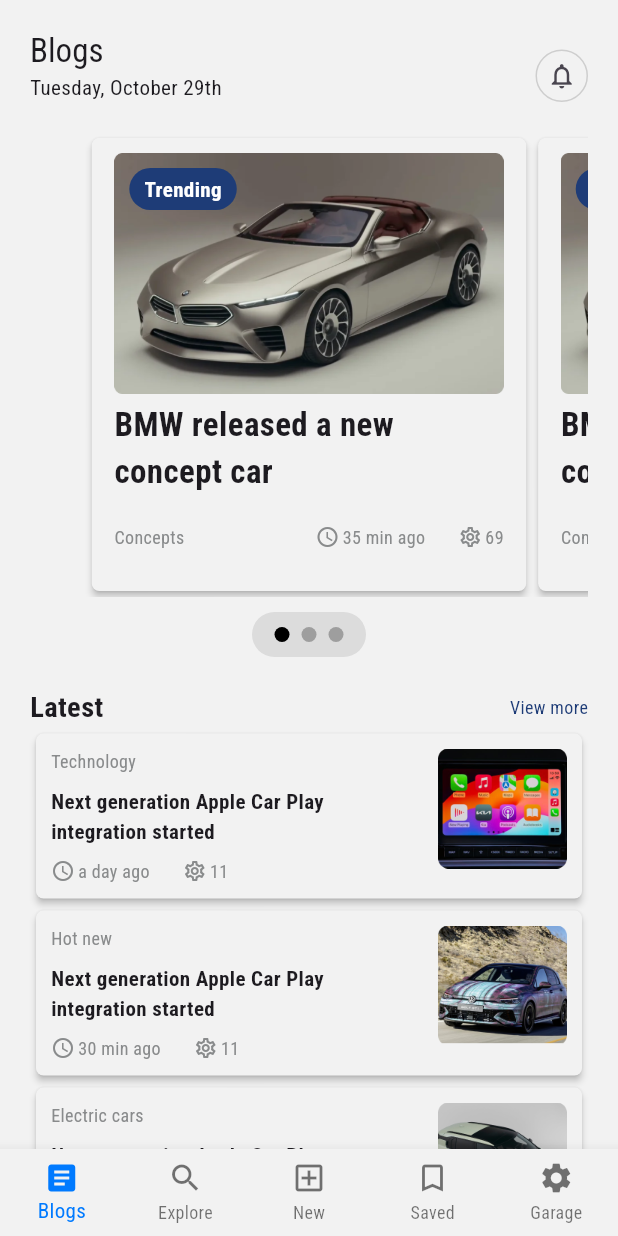
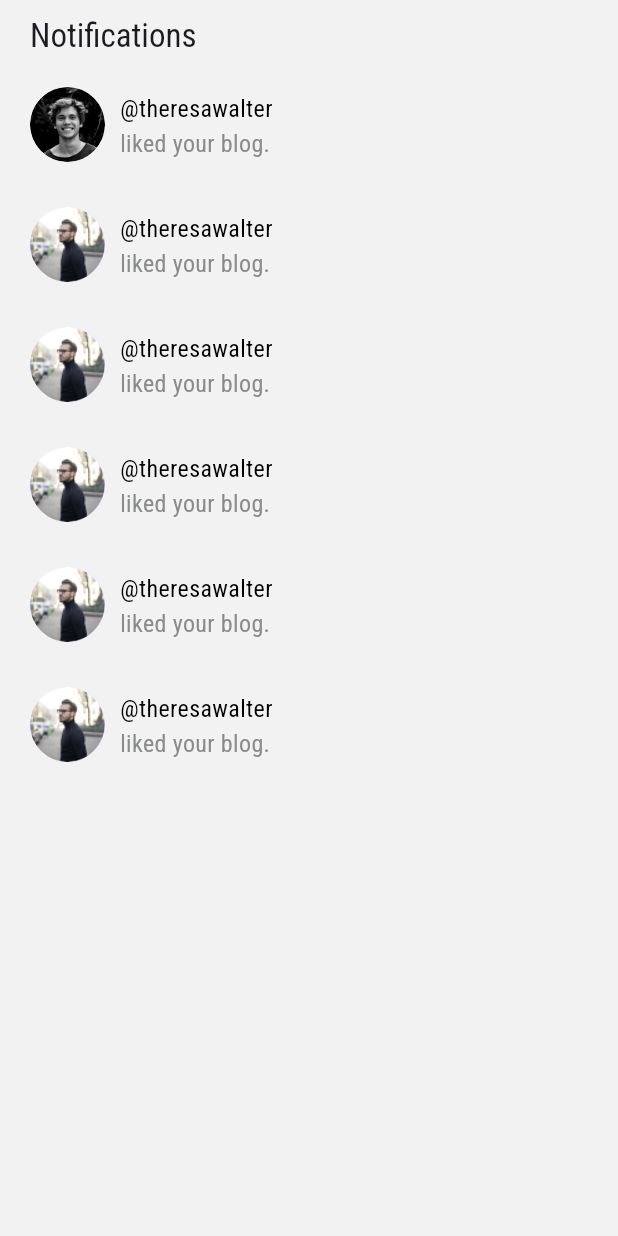
Before and after one commit to pp53564/flutter_project_gearbox, a Flutter app: the screen it shows after launch, after a tap on the "notifications" icon, on a phone screen of 412 x 824 dp. Run offline on Flutter 3.47's test engine with Material 3 defaults, Android fonts, the phone set to English and light mode, and no system bars; drawn by our look-alikes of smooth_page_indicator; our stand-ins replace dartz, dio, flutter_hooks, flutter_riverpod, hooks_riverpod, reactive_forms and 1 more; generated files the repository leaves out were written again.

Commit message:
blog detail and notification screen

```diff
--- a/assets/l10n/app_en.arb
+++ b/assets/l10n/app_en.arb
@@ -83,5 +83,7 @@
     }
   },
   "trending": "Trending",
-  "back": "Back"
+  "back": "Back",
+  "comments": "Comments",
+  "comment_placeholder": "Your comment..."
 }
--- a/assets/l10n/app_hr.arb
+++ b/assets/l10n/app_hr.arb
@@ -83,5 +83,7 @@
     }
   },
   "trending": "Popularno",
-  "back": "Natrag"
+  "back": "Natrag",
+  "comments": "Komentari",
+  "comment_placeholder": "Tvoj komentar..."
 }
--- a/lib/blogs/presentation/screen/blogs_screen.dart
+++ b/lib/blogs/presentation/screen/blogs_screen.dart
@@ -2,6 +2,7 @@
 import 'package:gearbox/blogs/presentation/widget/card_blog_trending.dart';
 import 'package:gearbox/common/presentation/widget/card_blog.dart';
 import 'package:gearbox/core/localization_extension.dart';
+import 'package:gearbox/core/route_generator.dart';
 import 'package:gearbox/core/style/style_extensions.dart';
 import 'package:gearbox/core/utils/utils_date.dart';
 import 'package:smooth_page_indicator/smooth_page_indicator.dart';
@@ -83,7 +84,7 @@
                       maxHeight: 35,
                     ),
                     child: IconButton(
-                      onPressed: () {},
+                      onPressed: () => _redirectToNotificationScreen(context),
                       padding: const EdgeInsets.all(3),
                       icon: const Icon(Icons.notifications_outlined, size: 20),
                     ),
@@ -145,4 +146,7 @@
       )),
     );
   }
+
+  void _redirectToNotificationScreen(final BuildContext context) =>
+      Navigator.of(context).pushNamed(RouteGenerator.notificationScreen);
 }
--- /dev/null
+++ b/lib/blogs/presentation/screen/notification_screen.dart
@@ -0,0 +1,55 @@
+import 'package:flutter/material.dart';
+import 'package:gearbox/blogs/presentation/widget/notification_row.dart';
+import 'package:gearbox/core/style/style_extensions.dart';
+
+class NotificationScreen extends StatelessWidget {
+  const NotificationScreen({super.key});
+
+  @override
+  Widget build(BuildContext context) {
+    final notifications = [
+      NotificationRow(
+        avatarUrl: 'assets/images/profile_picture.png',
+      ),
+      NotificationRow(
+        avatarUrl: 'assets/images/profile_picture3.png',
+      ),
+      NotificationRow(
+        avatarUrl: 'assets/images/profile_picture3.png',
+      ),
+      NotificationRow(
+        avatarUrl: 'assets/images/profile_picture3.png',
+      ),
+      NotificationRow(
+        avatarUrl: 'assets/images/profile_picture3.png',
+      ),
+      NotificationRow(
+        avatarUrl: 'assets/images/profile_picture3.png',
+      ),
+    ];
+    return Scaffold(
+      body: SafeArea(
+        child: Padding(
+          padding: EdgeInsets.symmetric(vertical: 10, horizontal: 20),
+          child: Column(
+            crossAxisAlignment: CrossAxisAlignment.start,
+            children: [
+              Text(
+                'Notifications',
+                style: context.textTitle,
+              ),
+              const SizedBox(height: 5),
+              Expanded(
+                child: SingleChildScrollView(
+                  child: Column(
+                    children: notifications.map((notification) => notification).toList(),
+                  ),
+                ),
+              )
+            ],
+          ),
+        ),
+      ),
+    );
+  }
+}
--- /dev/null
+++ b/lib/blogs/presentation/widget/notification_row.dart
@@ -0,0 +1,42 @@
+import 'package:flutter/material.dart';
+import 'package:gearbox/core/style/style_extensions.dart';
+
+class NotificationRow extends StatelessWidget {
+  final String avatarUrl;
+
+  const NotificationRow({super.key, required this.avatarUrl});
+
+  @override
+  Widget build(BuildContext context) {
+    return Padding(
+      padding: EdgeInsets.symmetric(vertical: 15),
+      child: Row(
+        children: [
+          CircleAvatar(
+            radius: 25,
+            backgroundImage: AssetImage(avatarUrl),
+          ),
+          SizedBox(width: 10),
+          Expanded(
+            child: Column(
+              crossAxisAlignment: CrossAxisAlignment.start,
+              mainAxisAlignment: MainAxisAlignment.center,
+              children: [
+                const SizedBox(height: 2),
+                Text(
+                  "@theresawalter",
+                  style: context.textDescriptionAuth,
+                ),
+                Text(
+                  "liked your blog.",
+                  style: context.textPlaceholder,
+                  textAlign: TextAlign.justify,
+                ),
+              ],
+            ),
+          ),
+        ],
+      ),
+    );
+  }
+}
--- a/lib/core/localization_extension.dart
+++ b/lib/core/localization_extension.dart
@@ -60,6 +60,10 @@
 
   String get back => AppLocalizations.of(this)!.back;
 
+  String get comments => AppLocalizations.of(this)!.comments;
+
+  String get commentPlaceholder => AppLocalizations.of(this)!.comment_placeholder;
+
   String get viewMore => AppLocalizations.of(this)!.viewMore;
 
   String get dateDiffFewSeconds => AppLocalizations.of(this)!.dateDiffFewSeconds;
--- a/lib/core/route_generator.dart
+++ b/lib/core/route_generator.dart
@@ -3,6 +3,7 @@
 import 'package:gearbox/auth/presentation/screen/sign_up_screen.dart';
 import 'package:gearbox/blogs/presentation/screen/blog_details_screen.dart';
 import 'package:gearbox/blogs/presentation/screen/blogs_screen.dart';
+import 'package:gearbox/blogs/presentation/screen/notification_screen.dart';
 import 'package:gearbox/common/presentation/screen/home_screen.dart';
 
 class RouteGenerator {
@@ -11,6 +12,7 @@
   static const String homeScreen = '/home';
   static const String blogsScreen = '/blogs';
   static const String blogDetailsScreen = '/details';
+  static const String notificationScreen = '/notifications';
 
   RouteGenerator._();
 
@@ -25,7 +27,9 @@
       case RouteGenerator.blogsScreen:
         return MaterialPageRoute(builder: (_) => const BlogsScreen());
       case RouteGenerator.blogDetailsScreen:
-        return MaterialPageRoute(builder: (_) => BlogDetailsScreen());
+        return MaterialPageRoute(builder: (_) => const BlogDetailsScreen());
+      case RouteGenerator.notificationScreen:
+        return MaterialPageRoute(builder: (_) => const NotificationScreen());
       default:
         return MaterialPageRoute(builder: (_) => const HomeScreen());
     }
--- a/lib/core/style/colors.dart
+++ b/lib/core/style/colors.dart
@@ -12,7 +12,7 @@
 const bottomNavigationIconColorLight = Color(0xFF007AFF);
 const paginationContainerColorLight = Color(0xFFBFBFBF);
 const colorWithOpacityLight = Color.fromARGB(112, 191, 191, 191);
-const colorBottomNavigationRowLight = Color(0x59DADADA);
+const colorBottomNavigationRowLight = Color(0x59E6E0E0);
 
 class AppColors extends ThemeExtension<AppColors> {
   final Color? backgroundColor;
```
Also changed, not shown: lib/blogs/presentation/screen/blog_details_screen.dart (+7 -48 lines), lib/blogs/presentation/widget/avatar_row.dart (added, +49 -0 lines), lib/blogs/presentation/widget/bottom_sheet_comments.dart (added, +103 -0 lines), lib/blogs/presentation/widget/bottom_sheet_with_buttons.dart (added, +57 -0 lines), lib/blogs/presentation/widget/button_comment.dart (added, +38 -0 lines), lib/blogs/presentation/widget/comment_input.dart (added, +26 -0 lines), lib/common/presentation/widget/close_button_custom.dart (added, +28 -0 lines), assets/images/profile_picture.png (added), assets/images/profile_picture2.png (added), assets/images/profile_picture3.png (added), assets/images/profile_picture4.png (added).
